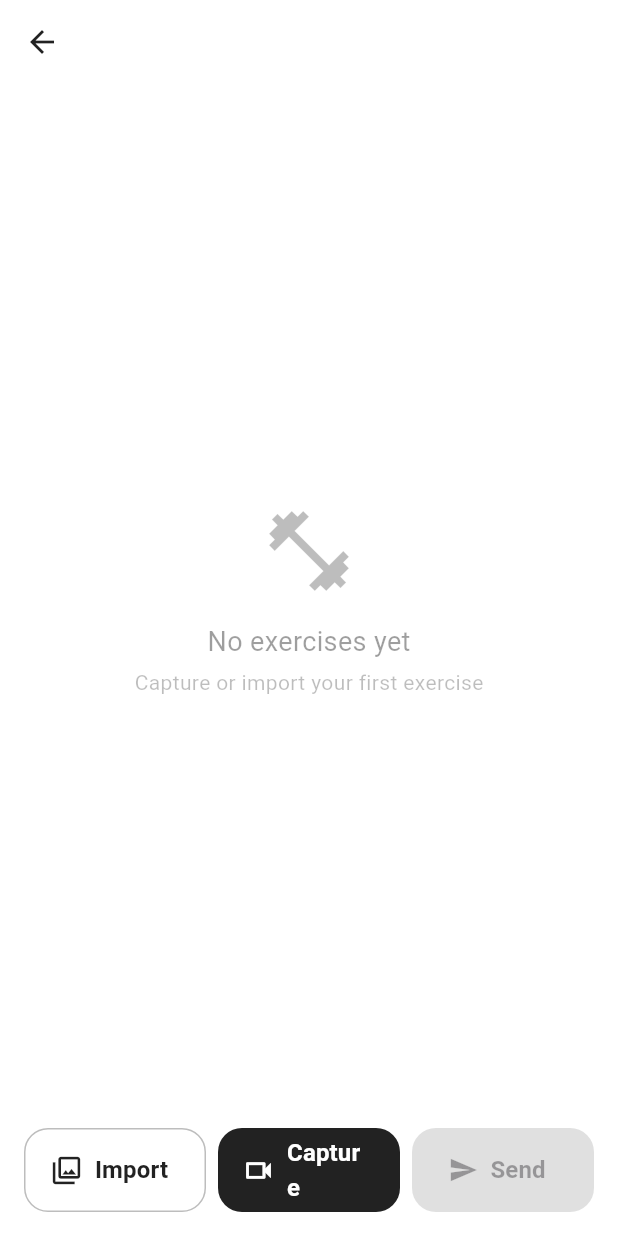
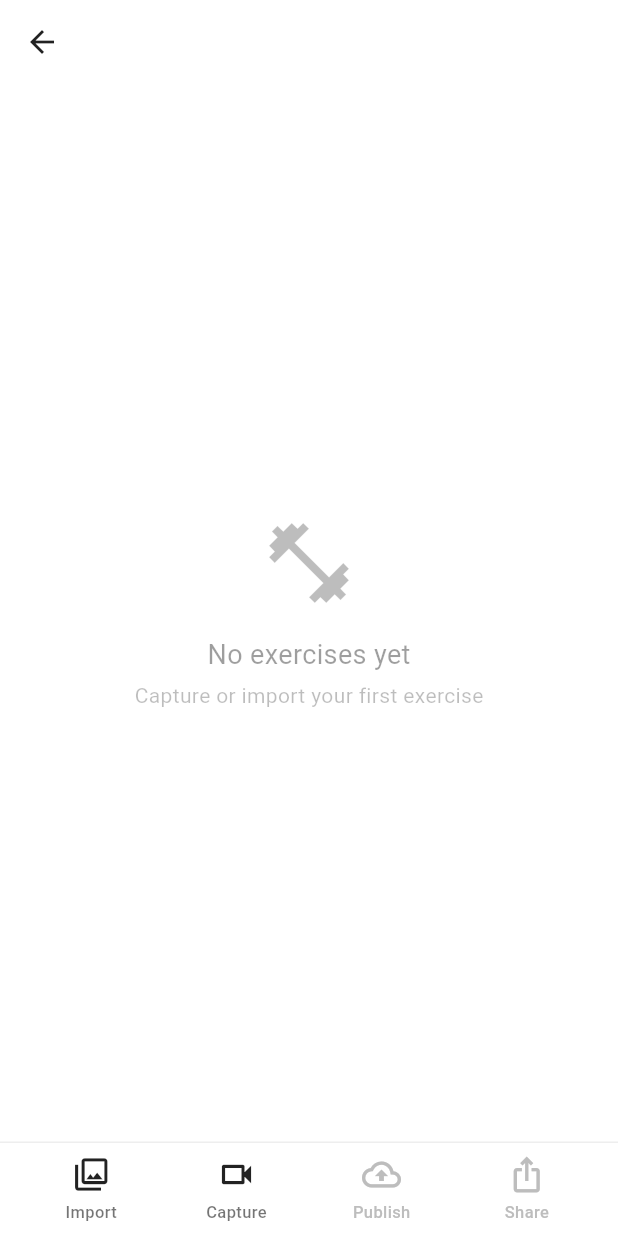
Before and after one commit to carlheinmostert/TrainMe, a Flutter app: the SessionCaptureScreen screen opened directly with empty values, on a phone screen of 412 x 824 dp. Run offline on Flutter 3.47's test engine with Material 3 defaults, Android fonts, the phone set to English and light mode, and no system bars; our stand-ins replace camera, image_picker, share_plus, sqflite, supabase_flutter, video_player; missing offline and left inert: opencv_dart, video_thumbnail; accounts and stored records are empty.

Commit message:
Fix media upload paths, share sheet, publish button states
- Upload service now uses absolute path getters (was using relative paths, media silently skipped)
- Share sheet uses sharePositionOrigin for simulator compatibility
- Publish button disabled during conversions (shows "Converting...")
- Share button always visible, greyed out until published
- Bottom bar redesigned as 4 icon tabs (Import, Capture, Publish, Share)
- Offline-first and non-blocking publish protected in CLAUDE.md
- Debug logging for publish state

Co-Authored-By: Claude Opus 4.6 (1M context) <noreply@anthropic.com>

```diff
--- a/app/lib/models/session.dart
+++ b/app/lib/models/session.dart
@@ -6,8 +6,9 @@ import 'exercise_capture.dart';
 /// A capture session — one bio + one client sitting.
 ///
 /// Contains an ordered list of exercise captures. The session is "active"
-/// (unsent) until the bio taps Send, at which point [sentAt] and [planUrl]
-/// are populated.
+/// until explicitly archived. Publishing sets [planUrl] and increments
+/// [version]. The session stays editable after publishing — the trainer can
+/// update exercises and re-publish.
 class Session {
   final String id;
   final String clientName;
@@ -16,6 +17,14 @@ class Session {
   final DateTime createdAt;
   final DateTime? sentAt;
   final String? planUrl;
+
+  /// Plan version. 0 = never published. First publish sets it to 1, each
+  /// subsequent publish increments it.
+  final int version;
+
+  /// Timestamp of the most recent publish. Used together with exercise
+  /// modification times to detect unpublished changes.
+  final DateTime? lastPublishedAt;
 
   /// Maps circuitId to number of cycles for that circuit. Persisted as JSON.
   final Map<String, int> circuitCycles;
@@ -34,6 +43,8 @@ class Session {
     required this.createdAt,
     this.sentAt,
     this.planUrl,
+    this.version = 0,
+    this.lastPublishedAt,
     this.circuitCycles = const {},
     this.preferredRestIntervalSeconds,
   });
@@ -73,6 +84,10 @@ class Session {
           ? DateTime.fromMillisecondsSinceEpoch(map['sent_at'] as int)
           : null,
       planUrl: map['plan_url'] as String?,
+      version: (map['version'] as int?) ?? 0,
+      lastPublishedAt: map['last_published_at'] != null
+          ? DateTime.fromMillisecondsSinceEpoch(map['last_published_at'] as int)
+          : null,
       circuitCycles: cycles,
       preferredRestIntervalSeconds: map['preferred_rest_interval'] as int?,
     );
@@ -88,6 +103,8 @@ class Session {
       'created_at': createdAt.millisecondsSinceEpoch,
       'sent_at': sentAt?.millisecondsSinceEpoch,
       'plan_url': planUrl,
+      'version': version,
+      'last_published_at': lastPublishedAt?.millisecondsSinceEpoch,
       'circuit_cycles': circuitCycles.isEmpty
           ? null
           : json.encode(circuitCycles),
@@ -102,6 +119,8 @@ class Session {
     List<ExerciseCapture>? exercises,
     DateTime? sentAt,
     String? planUrl,
+    int? version,
+    DateTime? lastPublishedAt,
     Map<String, int>? circuitCycles,
     int? preferredRestIntervalSeconds,
     bool clearPreferredRestInterval = false,
@@ -114,6 +133,8 @@ class Session {
       createdAt: createdAt,
       sentAt: sentAt ?? this.sentAt,
       planUrl: planUrl ?? this.planUrl,
+      version: version ?? this.version,
+      lastPublishedAt: lastPublishedAt ?? this.lastPublishedAt,
       circuitCycles: circuitCycles ?? this.circuitCycles,
       preferredRestIntervalSeconds: clearPreferredRestInterval
           ? null
@@ -139,6 +160,9 @@ class Session {
 
   /// Whether this session has been sent to the client.
   bool get isSent => sentAt != null;
+
+  /// Whether this plan has been published at least once.
+  bool get isPublished => version > 0 && planUrl != null;
 
   /// Whether all captures in this session have finished converting.
   bool get allConversionsComplete =>
--- a/app/lib/screens/session_capture_screen.dart
+++ b/app/lib/screens/session_capture_screen.dart
@@ -30,10 +30,12 @@ bool _isStillImageConversion(ExerciseCapture exercise) {
   return ext.endsWith('.jpg') || ext.endsWith('.jpeg') || ext.endsWith('.png');
 }
 
-/// Unified session workspace — capture, annotate, and send in one screen.
+/// Unified session workspace — capture, annotate, and publish in one screen.
 ///
 /// Shows all captured exercises as expandable cards with inline editing.
-/// Three action buttons at the bottom: Import, Capture, and Send.
+/// Three action buttons at the bottom: Import, Capture, and Publish.
+/// After publishing, the Publish button becomes "Published" with a share
+/// icon. Editing exercises marks the session as dirty, showing "Update".
 /// The client name is editable via the AppBar title.
 class SessionCaptureScreen extends StatefulWidget {
   final Session session;
@@ -58,7 +60,8 @@ class _SessionCaptureScreenState extends State<SessionCaptureScreen> {
   final ImagePicker _picker = ImagePicker();
 
   int? _expandedIndex;
-  bool _isSending = false;
+  bool _isPublishing = false;
+  bool _isDirty = false;
   bool _isEditingName = false;
   late TextEditingController _nameController;
   final FocusNode _nameFocusNode = FocusNode();
@@ -251,6 +254,7 @@ class _SessionCaptureScreenState extends State<SessionCaptureScreen> {
           exercises: [..._session.exercises, result],
         );
       });
+      _markDirty();
       _conversionService.queueConversion(result);
       _autoInsertRestPeriods();
     }
@@ -290,6 +294,7 @@ class _SessionCaptureScreenState extends State<SessionCaptureScreen> {
       );
     });
 
+    _markDirty();
     _conversionService.queueConversion(exercise);
     _autoInsertRestPeriods();
   }
@@ -434,6 +439,7 @@ class _SessionCaptureScreenState extends State<SessionCaptureScreen> {
   // ---------------------------------------------------------------------------
 
   Future<void> _saveExerciseOrder() async {
+    _markDirty();
     for (final ex in _session.exercises) {
       await widget.storage.saveExercise(ex);
     }
@@ -446,6 +452,7 @@ class _SessionCaptureScreenState extends State<SessionCaptureScreen> {
       exercises[index] = updated;
       _session = _session.copyWith(exercises: exercises);
     });
+    _markDirty();
     widget.storage.saveExercise(updated);
   }
 
@@ -468,6 +475,8 @@ class _SessionCaptureScreenState extends State<SessionCaptureScreen> {
         _expandedIndex = _expandedIndex! - 1;
       }
     });
+
+    _markDirty();
 
     // Persist deletion
     widget.storage.deleteExercise(removed.id);
@@ -671,16 +680,21 @@ class _SessionCaptureScreenState extends State<SessionCaptureScreen> {
   }
 
   // ---------------------------------------------------------------------------
-  // Send flow
+  // Publish + Share flow
   // ---------------------------------------------------------------------------
 
-  /// The Send flow:
-  /// 1. Check all conversions are done (or wait for them)
-  /// 2. Upload to Supabase
-  /// 3. Generate shareable link
-  /// 4. Open share sheet
-  Future<void> _send() async {
-    // Check conversions
+  /// Mark the session as having unpublished changes.
+  void _markDirty() {
+    if (_session.isPublished && !_isDirty) {
+      setState(() => _isDirty = true);
+    }
+  }
+
+  /// Publish the plan to Supabase. Shows a conversion-check dialog if needed,
+  /// then kicks off the upload in the background. The rest of the UI stays
+  /// interactive — only the publish button shows a spinner.
+  Future<void> _publish() async {
+    // Check conversions — this dialog is synchronous / user-facing
     if (!_session.allConversionsComplete) {
       final pending = _session.pendingConversions;
       final proceed = await showDialog<bool>(
@@ -698,91 +712,97 @@ class _SessionCaptureScreenState extends State<SessionCaptureScreen> {
             ),
             FilledButton(
               onPressed: () => Navigator.pop(context, true),
-              child: const Text('Wait & Send'),
+              child: const Text('Wait & Publish'),
             ),
           ],
         ),
       );
       if (proceed != true) return;
-
-      // TODO: Actually wait for conversions to complete before proceeding.
-      // For now, send anyway with whatever is ready.
-    }
-
-    setState(() => _isSending = true);
-
+    }
+
+    if (!mounted) return;
+
+    // Show spinner on the publish button only — UI stays interactive
+    setState(() => _isPublishing = true);
+
+    ScaffoldMessenger.of(context).showSnackBar(
+      const SnackBar(
+        content: Text('Publishing...'),
+        duration: Duration(seconds: 1),
+      ),
+    );
+
+    // Fire and forget — the Future updates state when done
+    _doPublishInBackground();
+  }
+
+  /// Runs the actual upload without blocking navigation or editing.
+  Future<void> _doPublishInBackground() async {
     try {
-      final url = await _uploadService.uploadPlan(_session);
+      final result = await _uploadService.uploadPlan(_session);
+
+      if (!mounted) return;
 
       setState(() {
         _session = _session.copyWith(
           sentAt: DateTime.now(),
-          planUrl: url,
+          planUrl: result.url,
+          version: result.version,
+          lastPublishedAt: DateTime.now(),
         );
-        _isSending = false;
+        _isPublishing = false;
+        _isDirty = false;
       });
 
-      if (!mounted) return;
-
-      // Show success and offer share sheet
-      final shouldShare = await showDialog<bool>(
-        context: context,
-        barrierDismissible: false,
-        builder: (context) => AlertDialog(
-          title: const Text('Plan sent!'),
-          content: Column(
-            mainAxisSize: MainAxisSize.min,
-            crossAxisAlignment: CrossAxisAlignment.start,
-            children: [
-              const Text('Your plan is ready to share.'),
-              const SizedBox(height: 12),
-              Container(
-                padding: const EdgeInsets.all(12),
-                decoration: BoxDecoration(
-                  color: Colors.grey.shade100,
-                  borderRadius: BorderRadius.circular(8),
-                ),
-                child: SelectableText(
-                  url,
-                  style: const TextStyle(fontSize: 13, fontFamily: 'monospace'),
-                ),
-              ),
-            ],
-          ),
-          actions: [
-            TextButton(
-              onPressed: () => Navigator.pop(context, false),
-              child: const Text('Done'),
-            ),
-            FilledButton.icon(
-              onPressed: () => Navigator.pop(context, true),
-              icon: const Icon(Icons.share),
-              label: const Text('Share via WhatsApp'),
-            ),
-          ],
+      debugPrint('Published: url=${_session.planUrl}, version=${_session.version}, isPublished=${_session.isPublished}');
+      widget.storage.saveSession(_session);
+
+      ScaffoldMessenger.of(context).showSnackBar(
+        SnackBar(
+          content: Text('Published v${result.version} \u2713'),
+          duration: const Duration(seconds: 2),
         ),
       );
-
-      if (shouldShare == true && mounted) {
-        await Share.share(
-          '${_session.displayTitle}\n\n'
-          '${_session.exercises.length} exercises ready for you:\n'
-          '$url',
+    } catch (e) {
+      if (!mounted) return;
+
+      setState(() => _isPublishing = false);
+
+      ScaffoldMessenger.of(context).showSnackBar(
+        SnackBar(
+          content: Text('Publish failed: $e'),
+          action: SnackBarAction(label: 'Retry', onPressed: _publish),
+        ),
+      );
+    }
+  }
+
+  /// Open the iOS share sheet with the plan URL.
+  Future<void> _share() async {
+    final url = _session.planUrl;
+    if (url == null) {
+      if (mounted) {
+        ScaffoldMessenger.of(context).showSnackBar(
+          const SnackBar(content: Text('No plan URL — publish first')),
         );
       }
-
-      // Return to home
-      if (mounted) {
-        Navigator.of(context).popUntil((route) => route.isFirst);
-      }
+      return;
+    }
+    final text = '${_session.displayTitle}\n\n'
+        '${_session.exercises.where((e) => !e.isRest).length} exercises ready for you:\n'
+        '$url';
+    try {
+      final box = context.findRenderObject() as RenderBox?;
+      await Share.share(
+        text,
+        sharePositionOrigin: box != null
+            ? box.localToGlobal(Offset.zero) & box.size
+            : const Rect.fromLTWH(0, 0, 100, 100),
+      );
     } catch (e) {
-      setState(() => _isSending = false);
       if (mounted) {
         ScaffoldMessenger.of(context).showSnackBar(
-          SnackBar(
-            content: Text('Send failed: $e'),
-            action: SnackBarAction(label: 'Retry', onPressed: _send),
-          ),
+          SnackBar(content: Text('Share failed: $e')),
         );
       }
     }
@@ -1319,119 +1339,141 @@ class _SessionCaptureScreenState extends State<SessionCaptureScreen> {
     return buttons;
   }
 
-  /// Bottom action buttons: Import, Capture, and Send.
-  /// Includes a total session duration estimate above the buttons.
+  /// Bottom action bar — icon buttons with labels, like a tab bar.
   Widget _buildActionButtons() {
     return SafeArea(
-      child: Padding(
-        padding: const EdgeInsets.fromLTRB(16, 8, 16, 16),
+      child: Container(
+        padding: const EdgeInsets.symmetric(vertical: 8),
+        decoration: BoxDecoration(
+          color: Colors.white,
+          border: Border(top: BorderSide(color: Colors.grey.shade200)),
+        ),
         child: Column(
           mainAxisSize: MainAxisSize.min,
           children: [
             if (_session.exercises.isNotEmpty)
               Padding(
-                padding: const EdgeInsets.only(bottom: 8),
-                child: Row(
-                  mainAxisAlignment: MainAxisAlignment.center,
-                  children: [
-                    Icon(Icons.schedule, size: 14, color: Colors.grey.shade500),
-                    const SizedBox(width: 4),
-                    Text(
-                      'Estimated: ${formatDuration(_session.estimatedTotalDurationSeconds)}',
-                      style: TextStyle(
-                        fontSize: 13,
-                        color: Colors.grey.shade600,
-                        fontWeight: FontWeight.w500,
-                      ),
-                    ),
-                  ],
+                padding: const EdgeInsets.only(bottom: 4),
+                child: Text(
+                  'Estimated: ${formatDuration(_session.estimatedTotalDurationSeconds)}',
+                  style: TextStyle(fontSize: 12, color: Colors.grey.shade500),
+                  textAlign: TextAlign.center,
                 ),
               ),
             Row(
+              mainAxisAlignment: MainAxisAlignment.spaceEvenly,
               children: [
-                // Import button (outlined)
-                Expanded(
-                  child: SizedBox(
-                    height: 56,
-                    child: OutlinedButton.icon(
-                      onPressed: _showImportOptions,
-                      icon: const Icon(Icons.photo_library_outlined, size: 22),
-                      label: const Text(
-                        'Import',
-                        style: TextStyle(fontSize: 16, fontWeight: FontWeight.w600),
-                      ),
-                      style: OutlinedButton.styleFrom(
-                        foregroundColor: Colors.black87,
-                        side: const BorderSide(color: Colors.black26),
-                        shape: RoundedRectangleBorder(
-                          borderRadius: BorderRadius.circular(16),
-                        ),
-                      ),
-                    ),
-                  ),
+                _buildBarIcon(
+                  icon: Icons.photo_library_outlined,
+                  label: 'Import',
+                  onTap: _showImportOptions,
                 ),
-                const SizedBox(width: 8),
-                // Capture button (filled black)
-                Expanded(
-                  child: SizedBox(
-                    height: 56,
-                    child: FilledButton.icon(
-                      onPressed: _openCameraCapture,
-                      icon: const Icon(Icons.videocam_outlined, size: 22),
-                      label: const Text(
-                        'Capture',
-                        style: TextStyle(fontSize: 16, fontWeight: FontWeight.w600),
-                      ),
-                      style: FilledButton.styleFrom(
-                        backgroundColor: Colors.black87,
-                        foregroundColor: Colors.white,
-                        shape: RoundedRectangleBorder(
-                          borderRadius: BorderRadius.circular(16),
-                        ),
-                      ),
-                    ),
-                  ),
+                _buildBarIcon(
+                  icon: Icons.videocam_outlined,
+                  label: 'Capture',
+                  onTap: _openCameraCapture,
                 ),
-                const SizedBox(width: 8),
-                // Send button (filled black)
-                Expanded(
-                  child: SizedBox(
-                    height: 56,
-                    child: FilledButton.icon(
-                      onPressed: _isSending || _session.exercises.isEmpty
-                          ? null
-                          : _send,
-                      icon: _isSending
-                          ? const SizedBox(
-                              width: 20,
-                              height: 20,
-                              child: CircularProgressIndicator(
-                                strokeWidth: 2,
-                                color: Colors.white,
-                              ),
-                            )
-                          : const Icon(Icons.send, size: 20),
-                      label: Text(
-                        _isSending ? 'Sending' : 'Send',
-                        style: const TextStyle(
-                            fontSize: 16, fontWeight: FontWeight.w600),
-                      ),
-                      style: FilledButton.styleFrom(
-                        backgroundColor: Colors.black87,
-                        foregroundColor: Colors.white,
-                        disabledBackgroundColor: Colors.grey.shade300,
-                        shape: RoundedRectangleBorder(
-                          borderRadius: BorderRadius.circular(16),
-                        ),
-                      ),
-                    ),
-                  ),
+                _buildPublishIcon(),
+                _buildBarIcon(
+                  icon: Icons.ios_share,
+                  label: 'Share',
+                  onTap: _session.isPublished ? _share : null,
                 ),
               ],
             ),
           ],
         ),
       ),
+    );
+  }
+
+  Widget _buildBarIcon({
+    required IconData icon,
+    required String label,
+    required VoidCallback? onTap,
+    Color? color,
+  }) {
+    final isEnabled = onTap != null;
+    final iconColor = color ?? (isEnabled ? Colors.black87 : Colors.grey.shade400);
+    final labelColor = isEnabled ? Colors.black54 : Colors.grey.shade400;
+
+    return GestureDetector(
+      onTap: onTap,
+      behavior: HitTestBehavior.opaque,
+      child: SizedBox(
+        width: 72,
+        child: Column(
+          mainAxisSize: MainAxisSize.min,
+          children: [
+            Icon(icon, size: 26, color: iconColor),
+            const SizedBox(height: 4),
+            Text(
+              label,
+              style: TextStyle(fontSize: 11, color: labelColor, fontWeight: FontWeight.w500),
+              overflow: TextOverflow.ellipsis,
+            ),
+          ],
+        ),
+      ),
+    );
+  }
+
+  /// Publish icon with state-dependent appearance.
+  Widget _buildPublishIcon() {
+    if (_isPublishing) {
+      return SizedBox(
+        width: 72,
+        child: Column(
+          mainAxisSize: MainAxisSize.min,
+          children: [
+            SizedBox(
+              width: 26,
+              height: 26,
+              child: CircularProgressIndicator(strokeWidth: 2, color: Colors.black54),
+            ),
+            const SizedBox(height: 4),
+            Text(
+              'Publishing',
+              style: TextStyle(fontSize: 11, color: Colors.black54, fontWeight: FontWeight.w500),
+            ),
+          ],
+        ),
+      );
+    }
+
+    if (_session.isPublished && !_isDirty) {
+      // Published, clean — show green check
+      return _buildBarIcon(
+        icon: Icons.check_circle,
+        label: 'Published',
+        color: Colors.teal,
+        onTap: null,
+      );
+    }
+
+    if (_session.isPublished && _isDirty) {
+      // Has unpublished changes
+      final hasConversionsRunning = _session.exercises.any((e) =>
+          !e.isRest &&
+          (e.conversionStatus == ConversionStatus.pending ||
+           e.conversionStatus == ConversionStatus.converting));
+      return _buildBarIcon(
+        icon: Icons.cloud_upload_outlined,
+        label: hasConversionsRunning ? 'Converting...' : 'Update',
+        onTap: hasConversionsRunning ? null : _publish,
+      );
+    }
+
+    // Never published
+    final hasExercises = _session.exercises.where((e) => !e.isRest).isNotEmpty;
+    final hasConversionsRunning = _session.exercises.any((e) =>
+        !e.isRest &&
+        (e.conversionStatus == ConversionStatus.pending ||
+         e.conversionStatus == ConversionStatus.converting));
+    return _buildBarIcon(
+      icon: Icons.cloud_upload_outlined,
+      label: hasConversionsRunning ? 'Converting...' : 'Publish',
+      onTap: (hasExercises && !hasConversionsRunning) ? _publish : null,
     );
   }
 }
```
Also changed, not shown: app/lib/screens/home_screen.dart (+31 -3 lines), app/lib/screens/plan_editor_screen.dart (+13 -56 lines), app/lib/services/local_storage_service.dart (+16 -5 lines), app/lib/services/upload_service.dart (+25 -11 lines), 2 other files.
